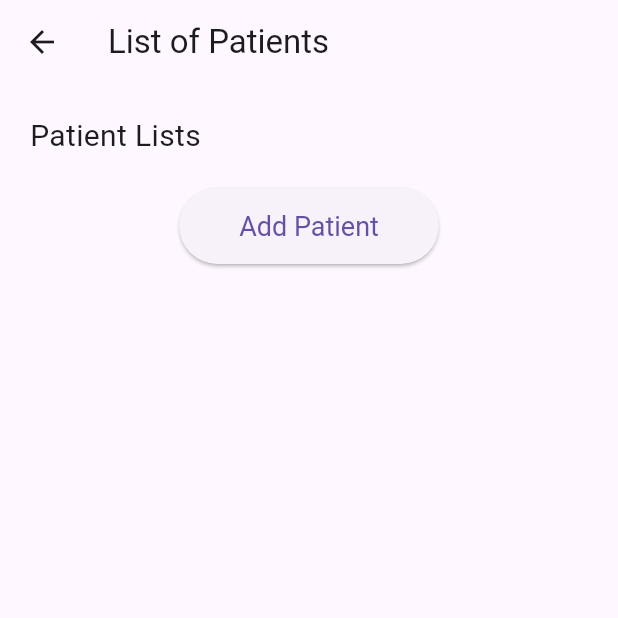
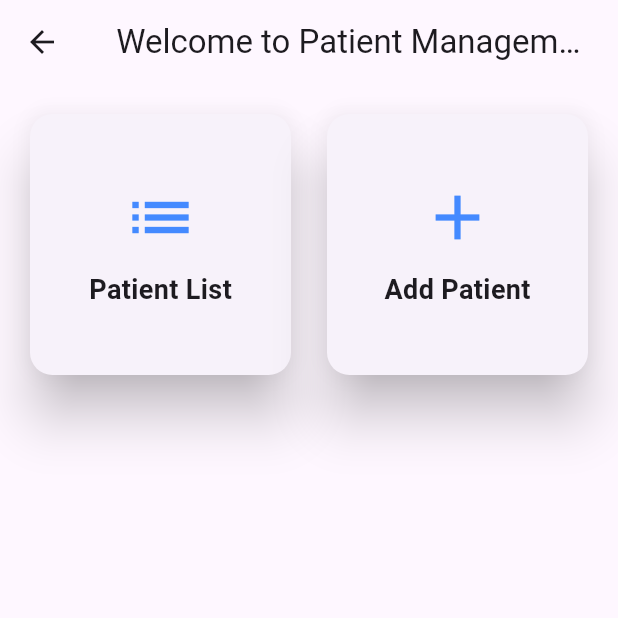
Before and after one commit to Nirmala212/MAPD722, a Flutter app: the screen it shows after launch, after a tap on "Login", on a phone screen of 412 x 824 dp, the top half of it. Run offline on Flutter 3.47's test engine with Material 3 defaults, Android fonts, the phone set to English and light mode, and no system bars.

Commit message:
Added new screens

```diff
--- /dev/null
+++ b/lib/constant.dart
@@ -0,0 +1,3 @@
+const MONGO_URL =
+    "mongodb+srv://admin:1234@flutterproject.pl66lr6.mongodb.net/patient?retryWrites=true&w=majority&appName=flutterProject";
+const COLLECTION_NAME = "users";
--- /dev/null
+++ b/lib/homescreen.dart
@@ -0,0 +1,50 @@
+import 'package:flutter/material.dart';
+import 'package:project/patient_listscreen.dart';
+import 'package:project/add_patientscreen.dart';
+
+class HomeScreen extends StatelessWidget {
+  @override
+  Widget build(BuildContext context) {
+    return Scaffold(
+        appBar: AppBar(
+          title: Text(" Welcome to Patient Management App"),
+          centerTitle: true,
+        ),
+        body: Padding(
+          padding: const EdgeInsets.all(16.0),
+          child: GridView.count(
+            crossAxisCount: 2,
+            crossAxisSpacing: 16,
+            mainAxisSpacing: 16,
+            children: [
+              _buildCard(
+                  context, 'Patient List', Icons.list, PatientListscreen()),
+              _buildCard(context, 'Add Patient', Icons.add, AddPatientscreen())
+            ],
+          ),
+        ));
+  }
+
+  Widget _buildCard(
+      BuildContext context, String title, IconData icon, Widget screen) {
+    return GestureDetector(
+        onTap: () => Navigator.push(
+              context,
+              MaterialPageRoute(builder: (context) => screen),
+            ),
+        child: Card(
+          elevation: 15,
+          shape:
+              RoundedRectangleBorder(borderRadius: BorderRadius.circular(15)),
+          child: Column(
+            mainAxisAlignment: MainAxisAlignment.center,
+            children: [
+              Icon(icon, size: 50, color: Colors.blueAccent),
+              SizedBox(height: 10),
+              Text(title,
+                  style: TextStyle(fontSize: 18, fontWeight: FontWeight.bold)),
+            ],
+          ),
+        ));
+  }
+}
--- a/lib/main.dart
+++ b/lib/main.dart
@@ -1,15 +1,12 @@
 import 'package:flutter/material.dart';
-import 'package:project/add_patientscreen.dart';
-import 'package:project/patient_listscreen.dart';
+import 'package:project/homescreen.dart';
+import 'package:project/mongodb.dart';
 
-// void main() {
-//   runApp(MainApp());
-// }
-
-void main() {
-  runApp(const MaterialApp(
-    debugShowCheckedModeBanner: false,
-    home: MainApp(), // Set Screen to display
+void main() async {
+  // WidgetsFlutterBinding.ensureInitialized();
+  // await MongoDatabase.connect();
+  runApp(MaterialApp(
+    home: MainApp(),
   ));
 }
 
@@ -73,8 +70,7 @@ class MainApp extends StatelessWidget {
                   //  Navigate to the home screen when the user click login button
                   Navigator.push(
                     context,
-                    MaterialPageRoute(
-                        builder: (context) => const PatientListscreen()),
+                    MaterialPageRoute(builder: (context) => HomeScreen()),
                   );
                 },
                 style: ElevatedButton.styleFrom(
@@ -84,28 +80,28 @@ class MainApp extends StatelessWidget {
                 ),
                 child: const Text('Login'),
               ),
-              // const SizedBox(height: 20),
-              // GestureDetector(
-              //   onTap: () {
-              //     // TODO: Navigate to the Register screen
-              //   },
-              //   child: RichText(
-              //     text: const TextSpan(
-              //       text: "Don't have an account? ",
-              //       style: TextStyle(fontSize: 16, color: Colors.black),
-              //       children: [
-              //         TextSpan(
-              //           text: "Register",
-              //           style: TextStyle(
-              //             fontSize: 16,
-              //             color: Colors.blue,
-              //             decoration: TextDecoration.underline,
-              //           ),
-              //         ),
-              //       ],
-              //     ),
-              //   ),
-              // ),
+              const SizedBox(height: 20),
+              GestureDetector(
+                onTap: () {
+                  // TODO: Navigate to the Register screen
+                },
+                child: RichText(
+                  text: const TextSpan(
+                    text: "Don't have an account? ",
+                    style: TextStyle(fontSize: 16, color: Colors.black),
+                    children: [
+                      TextSpan(
+                        text: "Register",
+                        style: TextStyle(
+                          fontSize: 16,
+                          color: Colors.blue,
+                          decoration: TextDecoration.underline,
+                        ),
+                      ),
+                    ],
+                  ),
+                ),
+              ),
             ],
           ),
         ),
--- a/pubspec.yaml
+++ b/pubspec.yaml
@@ -9,6 +9,8 @@ environment:
 dependencies:
   flutter:
     sdk: flutter
+  firebase_core: ^3.12.1
+  firebase_auth: ^5.5.1
 
 dev_dependencies:
   flutter_test:
```
Also changed, not shown: lib/add_patientscreen.dart (+10 -9 lines), lib/add_testscreen.dart (added, +65 -0 lines), lib/mongodb.dart (added, +15 -0 lines), lib/patient_listscreen.dart (+158 -29 lines), lib/recordscreen.dart (added, +136 -0 lines), lib/update_recordscreen.dart (added, +82 -0 lines), pubspec.lock, 41 other files.
